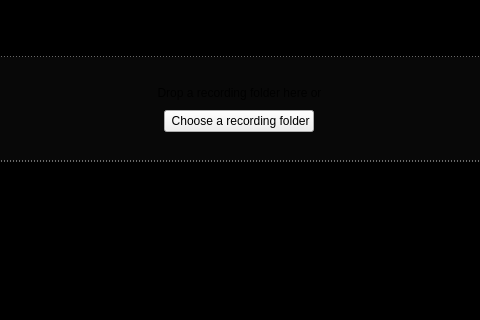
pupil-labs/neon-player, file src/pupil_labs/neon_player/assets/splash.ui: the form before one commit; both pictures show x 334 to 814 and y 236 to 556 of the 1147 by 738 pixel window.
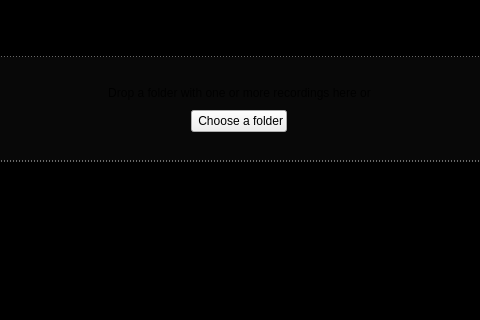
The form after the commit. Icons and pictures are not drawn.

Commit message: feat(recent): display recently opened workspaces

Patch:
```diff
--- a/src/pupil_labs/neon_player/assets/splash.ui
+++ b/src/pupil_labs/neon_player/assets/splash.ui
@@ -112,7 +112,7 @@
            <item>
             <widget class="QLabel" name="label_3">
              <property name="text">
-              <string>Drop a recording folder here or</string>
+              <string>Drop a folder with one or more recordings here or</string>
              </property>
              <property name="alignment">
               <set>Qt::AlignmentFlag::AlignCenter</set>
@@ -131,7 +131,7 @@
               <cursorShape>PointingHandCursor</cursorShape>
              </property>
              <property name="text">
-              <string> Choose a recording folder</string>
+              <string> Choose a folder</string>
              </property>
              <property name="icon">
               <iconset theme="folder"/>
@@ -180,7 +180,7 @@
         <item>
          <widget class="QPushButton" name="recent_button">
           <property name="text">
-           <string> Show recently opened recordings</string>
+           <string> Show recently opened recordings and workspaces</string>
           </property>
           <property name="iconSize">
            <size>
```
The commit also changes 4 other files.
